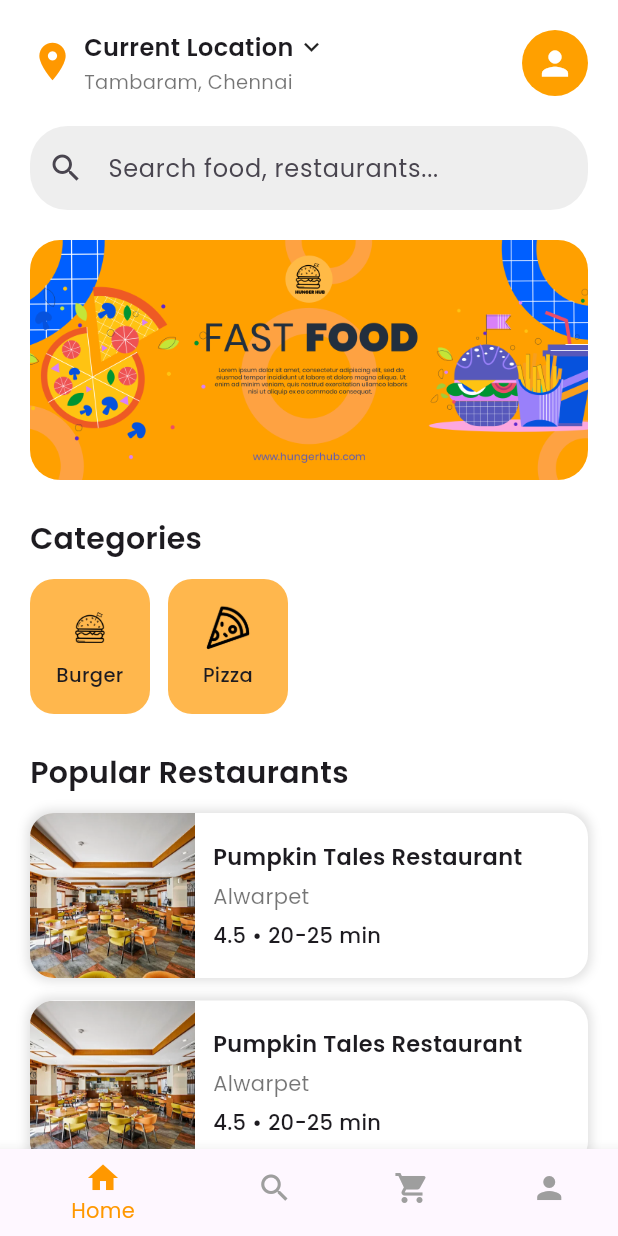
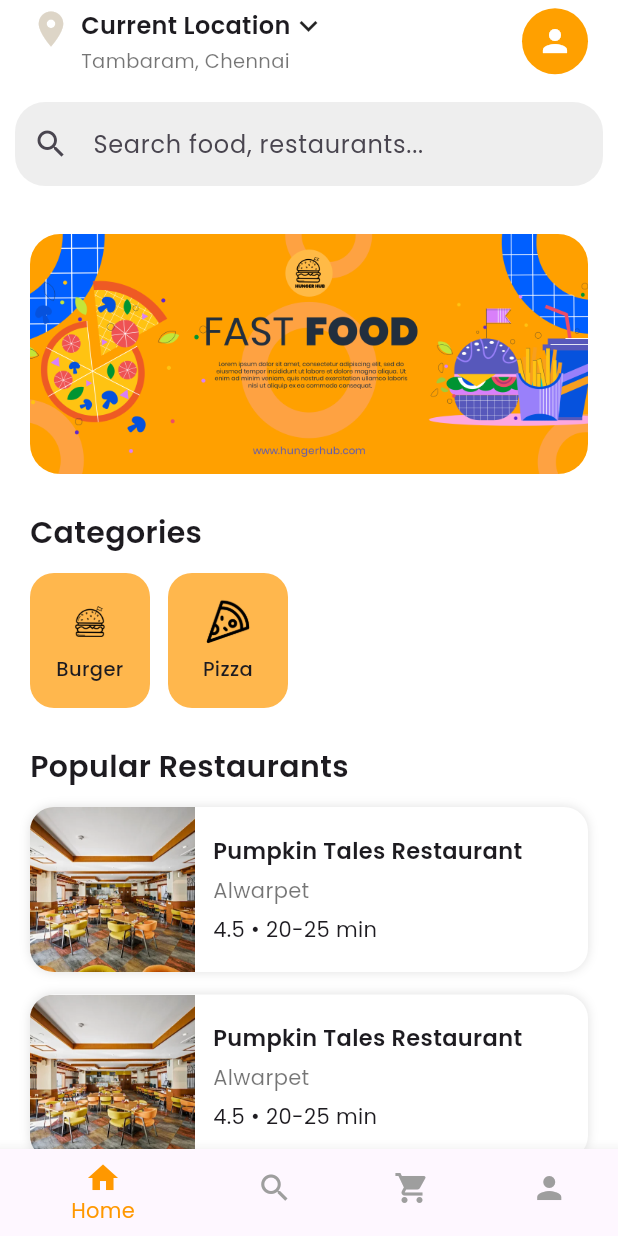
Before and after one commit to mdqtraining/food_delivery_app, a Flutter app: the screen it shows once a user with an empty profile is signed in, on a phone screen of 412 x 824 dp. Run offline on Flutter 3.47's test engine with Material 3 defaults, Android fonts, the phone set to English and light mode, and no system bars; our stand-ins replace firebase_auth, firebase_core, shared_preferences; accounts and stored records are empty.

Commit message:
added theme uding shared preffrence

```diff
--- a/lib/MainScreen/home.dart
+++ b/lib/MainScreen/home.dart
@@ -10,18 +10,92 @@ class HomeScreen extends StatelessWidget {
   @override
   Widget build(BuildContext context) {
     return Scaffold(
-      body: SafeArea(
-        child: SingleChildScrollView(
+      body: CustomScrollView(
+        slivers: [
+          // ---------- COLLAPSING LOCATION + PROFILE ----------
+          SliverAppBar(
+            backgroundColor: Colors.white,
+            elevation: 0,
+            pinned: false,
+            expandedHeight: 0,
+            automaticallyImplyLeading: false,
+
+            flexibleSpace: SafeArea(
+              bottom: false,
+              child: Padding(
+                padding: const EdgeInsets.symmetric(
+                  horizontal: 20,
+                  vertical: 5,
+                ),
+                child: Row(
+                  mainAxisAlignment: MainAxisAlignment.spaceBetween,
+                  children: [
+                    GestureDetector(
+                      onTap: () {},
+                      child: Row(
+                        crossAxisAlignment: CrossAxisAlignment.start,
+                        children: [
+                          Icon(
+                            Icons.location_on,
+                            color: Theme.of(context).primaryColor,
+                            size: 28,
+                          ),
+                          const SizedBox(width: 6),
+
+                          Column(
+                            mainAxisSize: MainAxisSize.min,
+                            crossAxisAlignment: CrossAxisAlignment.start,
+                            children: const [
+                              Row(
+                                children: [
+                                  Text(
+                                    "Current Location",
+                                    style: TextStyle(
+                                      fontSize: 16,
+                                      fontWeight: FontWeight.w600,
+                                    ),
+                                  ),
+                                  Icon(Icons.keyboard_arrow_down),
+                                ],
+                              ),
+                              SizedBox(height: 2),
+                              Text(
+                                "Tambaram, Chennai",
+                                style: TextStyle(
+                                  fontSize: 13,
+                                  color: Colors.black54,
+                                ),
+                              ),
+                            ],
+                          ),
+                        ],
+                      ),
+                    ),
+
+                    CircleAvatar(
+                      radius: 22,
+                      backgroundColor: primaryOrange,
+                      child: Icon(Icons.person, color: Colors.white),
+                    ),
+                  ],
+                ),
+              ),
+            ),
+          ),
+
+          // ---------- PINNED SEARCH BAR ----------
+          SliverPersistentHeader(
+            pinned: true,
+            delegate: SearchBarSliverDelegate(height: 80, child: _searchBar()),
+          ),
+
+          // ---------- CONTENT ----------
+          SliverToBoxAdapter(
+            child: Padding(
               padding: const EdgeInsets.all(20),
               child: Column(
                 crossAxisAlignment: CrossAxisAlignment.start,
                 children: [
-              _topBar(context),
-              const SizedBox(height: 20),
-
-              _searchBar(),
-              const SizedBox(height: 20),
-
                   _promoBanner(),
                   const SizedBox(height: 25),
 
@@ -30,7 +104,6 @@ class HomeScreen extends StatelessWidget {
                     style: TextStyle(fontSize: 20, fontWeight: FontWeight.w600),
                   ),
                   const SizedBox(height: 12),
-
                   _categoryList(context),
 
                   const SizedBox(height: 25),
@@ -40,78 +113,17 @@ class HomeScreen extends StatelessWidget {
                     style: TextStyle(fontSize: 20, fontWeight: FontWeight.w600),
                   ),
                   const SizedBox(height: 12),
-
                   _popularRestaurants(),
                 ],
               ),
             ),
           ),
+        ],
+      ),
     );
   }
 
-  // ---------------- TOP BAR ----------------
-
-  Widget _topBar(BuildContext context) {
-    return Row(
-      mainAxisAlignment: MainAxisAlignment.spaceBetween,
-      crossAxisAlignment: CrossAxisAlignment.start,
-      children: [
-        // LOCATION BLOCK
-        GestureDetector(
-          onTap: () {
-            // later: open location selector
-          },
-          child: Row(
-            crossAxisAlignment: CrossAxisAlignment.start,
-            children: [
-              const Padding(
-                padding: EdgeInsets.only(top: 6),
-                child: Icon(Icons.location_on, color: Colors.orange, size: 30),
-              ),
-              const SizedBox(width: 6),
-
-              Column(
-                crossAxisAlignment: CrossAxisAlignment.start,
-                children: [
-                  Row(
-                    children: const [
-                      Text(
-                        "Current Location",
-                        style: TextStyle(
-                          fontSize: 16,
-                          fontWeight: FontWeight.w600,
-                        ),
-                      ),
-                      SizedBox(width: 2),
-                      Icon(Icons.keyboard_arrow_down, size: 20),
-                    ],
-                  ),
-                  const SizedBox(height: 2),
-                  const Text(
-                    "Tambaram, Chennai",
-                    style: TextStyle(fontSize: 13, color: Colors.black54),
-                  ),
-                ],
-              ),
-            ],
-          ),
-        ),
-
-        // PROFILE ICON
-        GestureDetector(
-          onTap: () => Navigator.pushNamed(context, "/profile"),
-          child: const CircleAvatar(
-            radius: 22,
-            backgroundColor: Color(0xFFFFA000),
-            child: Icon(Icons.person, color: Colors.white, size: 26),
-          ),
-        ),
-      ],
-    );
-  }
-
-  // ---------------- SEARCH ----------------
-
+  // ---------- SEARCH BAR ----------
   Widget _searchBar() {
     return TextField(
       decoration: InputDecoration(
@@ -120,28 +132,27 @@ class HomeScreen extends StatelessWidget {
         filled: true,
         fillColor: Colors.grey.shade200,
         border: OutlineInputBorder(
-          borderRadius: BorderRadius.circular(25),
+          borderRadius: BorderRadius.circular(20),
           borderSide: BorderSide.none,
         ),
       ),
     );
   }
 
-  // ---------------- PROMO ----------------
-
+  // ---------- PROMO ----------
   Widget _promoBanner() {
     return ClipRRect(
       borderRadius: BorderRadius.circular(20),
-      child: SizedBox(
+      child: Image.asset(
+        "assets/images/promo.png",
         height: 160,
         width: double.infinity,
-        child: Image.asset("assets/images/promo.png", fit: BoxFit.cover),
+        fit: BoxFit.cover,
       ),
     );
   }
 
-  // ---------------- CATEGORIES ----------------
-
+  // ---------- CATEGORIES ----------
   Widget _categoryList(BuildContext context) {
     return SizedBox(
       height: 90,
@@ -150,7 +161,6 @@ class HomeScreen extends StatelessWidget {
         itemCount: dummyCategories.length,
         itemBuilder: (context, index) {
           final category = dummyCategories[index];
-
           return CategoryItem(
             category: category,
             onTap: () {
@@ -162,8 +172,7 @@ class HomeScreen extends StatelessWidget {
     );
   }
 
-  // ---------------- POPULAR RESTAURANTS ----------------
-
+  // ---------- RESTAURANTS ----------
   Widget _popularRestaurants() {
     return Column(
       children: List.generate(3, (index) {
@@ -172,24 +181,19 @@ class HomeScreen extends StatelessWidget {
           decoration: BoxDecoration(
             color: Colors.white,
             borderRadius: BorderRadius.circular(16),
-            boxShadow: const [
-              BoxShadow(color: Colors.black12, blurRadius: 5, spreadRadius: 2),
-            ],
+            boxShadow: const [BoxShadow(color: Colors.black12, blurRadius: 5)],
           ),
           child: Row(
             children: [
-              Container(
+              ClipRRect(
+                borderRadius: const BorderRadius.horizontal(
+                  left: Radius.circular(16),
+                ),
+                child: Image.asset(
+                  "assets/images/Pumpkin.webp",
                   width: 110,
                   height: 110,
-                decoration: const BoxDecoration(
-                  borderRadius: BorderRadius.only(
-                    topLeft: Radius.circular(16),
-                    bottomLeft: Radius.circular(16),
-                  ),
-                  image: DecorationImage(
-                    image: AssetImage("assets/images/Pumpkin.webp"),
                   fit: BoxFit.cover,
-                  ),
                 ),
               ),
               const SizedBox(width: 12),
@@ -207,10 +211,7 @@ class HomeScreen extends StatelessWidget {
                     SizedBox(height: 6),
                     Text("Alwarpet", style: TextStyle(color: Colors.black54)),
                     SizedBox(height: 6),
-                    Text(
-                      "4.5 • 20-25 min",
-                      style: TextStyle(fontWeight: FontWeight.w500),
-                    ),
+                    Text("4.5 • 20-25 min"),
                   ],
                 ),
               ),
@@ -221,3 +222,36 @@ class HomeScreen extends StatelessWidget {
     );
   }
 }
+
+// ---------- SLIVER DELEGATE ----------
+class SearchBarSliverDelegate extends SliverPersistentHeaderDelegate {
+  final Widget child;
+  final double height;
+
+  SearchBarSliverDelegate({required this.child, required this.height});
+
+  @override
+  Widget build(
+    BuildContext context,
+    double shrinkOffset,
+    bool overlapsContent,
+  ) {
+    return Container(
+      color: Colors.white,
+      padding: const EdgeInsets.symmetric(horizontal: 10, vertical: 10),
+      alignment: Alignment.center,
+      child: child,
+    );
+  }
+
+  @override
+  double get maxExtent => height;
+
+  @override
+  double get minExtent => height;
+
+  @override
+  bool shouldRebuild(covariant SliverPersistentHeaderDelegate oldDelegate) {
+    return false;
+  }
+}
--- a/lib/main.dart
+++ b/lib/main.dart
@@ -1,6 +1,10 @@
 import 'package:firebase_core/firebase_core.dart';
 import 'package:flutter/material.dart';
 import 'package:flutter/services.dart';
+import 'package:hunger_hub/uttils/dark_theme.dart';
+import 'package:hunger_hub/uttils/ligth_theme.dart';
+import 'package:hunger_hub/uttils/shared_preffrence.dart';
+import 'package:shared_preferences/shared_preferences.dart';
 
 import 'Auth/auth_gate.dart';
 
@@ -47,11 +51,7 @@ class MyApp extends StatelessWidget {
     return MaterialApp(
       debugShowCheckedModeBanner: false,
       title: 'Hunger Hub',
-      theme: ThemeData(
-        primaryColor: const Color(0xFFFFA000),
-        scaffoldBackgroundColor: Colors.white,
-        fontFamily: 'Poppins',
-      ),
+      theme: SharedPreffrencerhelper.getTheme() == true ? darkthem : lightthem,
 
       // AUTH FLOW ENTRY POINT
       home: const AuthGate(),
--- /dev/null
+++ b/lib/uttils/dark_theme.dart
@@ -0,0 +1,7 @@
+import 'package:flutter/material.dart';
+
+ThemeData darkthem = ThemeData(
+  primaryColor: const Color.fromARGB(255, 0, 0, 0),
+  scaffoldBackgroundColor: const Color.fromARGB(255, 0, 0, 0),
+  fontFamily: 'Poppins',
+);
--- /dev/null
+++ b/lib/uttils/ligth_theme.dart
@@ -0,0 +1,7 @@
+import 'package:flutter/material.dart';
+
+ThemeData lightthem = ThemeData(
+  primaryColor: const Color.fromARGB(255, 221, 213, 199),
+  scaffoldBackgroundColor: Colors.white,
+  fontFamily: 'Poppins',
+);
--- /dev/null
+++ b/lib/uttils/shared_preffrence.dart
@@ -0,0 +1,14 @@
+import 'package:shared_preferences/shared_preferences.dart';
+
+class SharedPreffrencerhelper {
+  static const String themekey = "isDark";
+  static Future<void> saveTheme(bool isDark) async {
+    SharedPreferences prefs = await SharedPreferences.getInstance();
+    prefs.setBool(themekey, isDark);
+  }
+
+  static Future<bool> getTheme() async {
+    SharedPreferences prefs = await SharedPreferences.getInstance();
+    return prefs.getBool(themekey) ?? false;
+  }
+}
```
Lines whose indentation alone changed are shown as unchanged.
